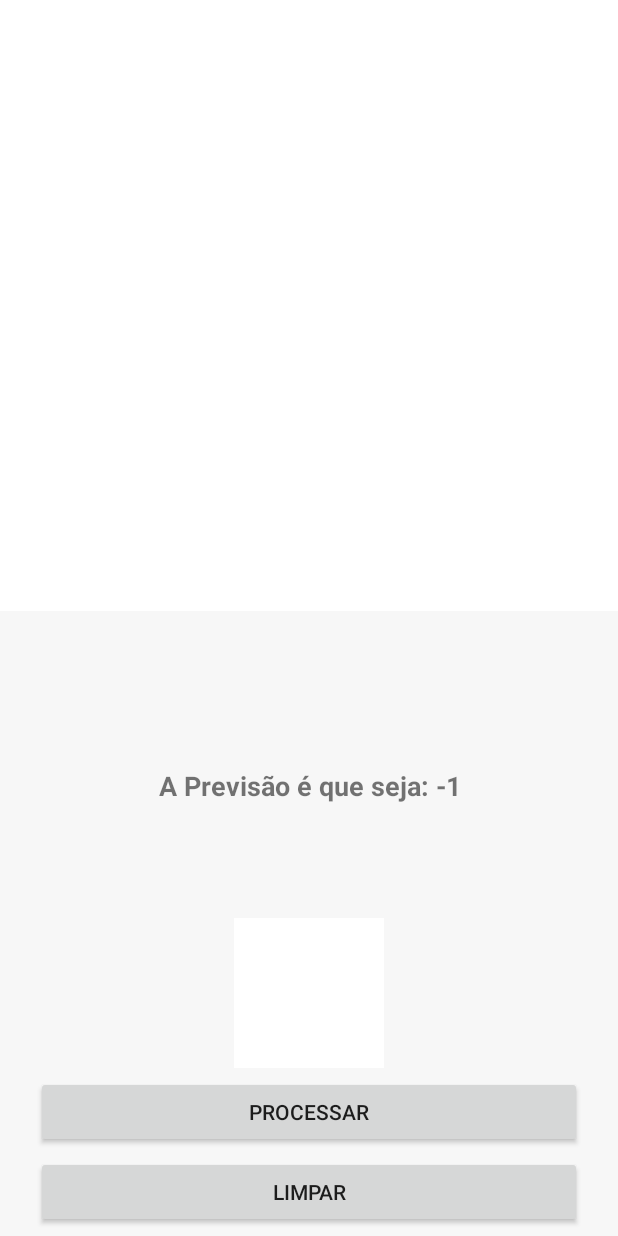
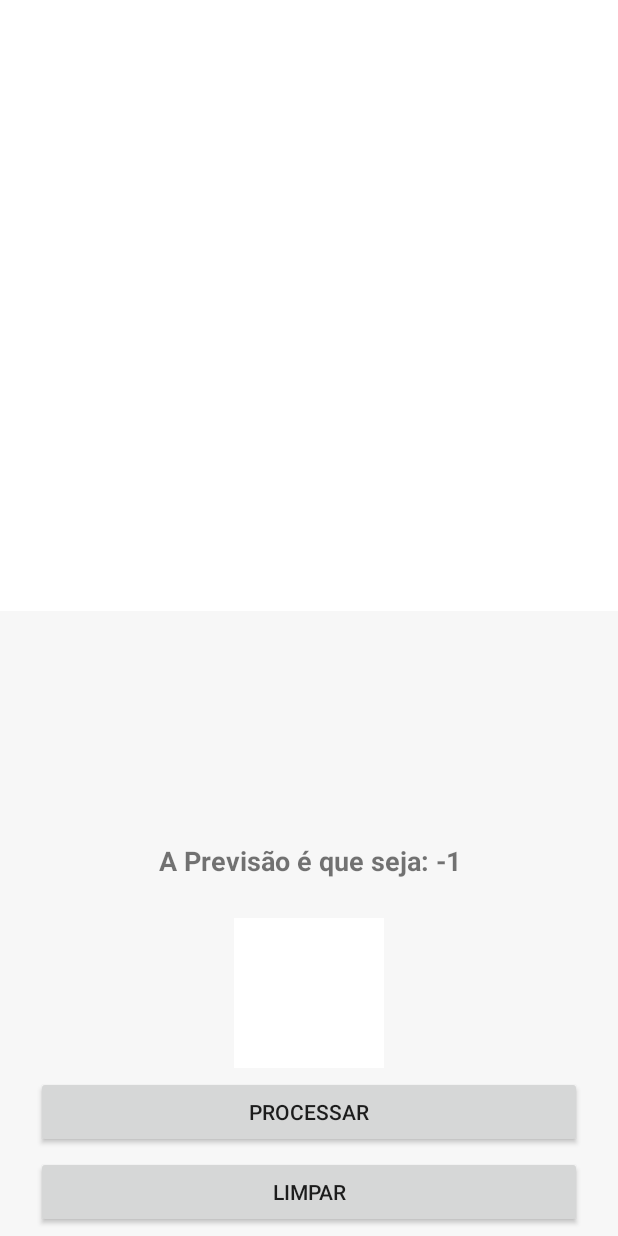
Before and after one commit to GustavoSantosCS/Character-Identification, an Android app: the screen it shows after launch (MainActivity), after a tap on "LIMPAR", on a phone screen of 412 x 824 dp. Run offline under Robolectric (Android 15) with nearby library versions, the phone set to English and light mode, and no system bars; libraries missing offline, so code that uses them is left out: org.tensorflow.lite; 1 statement that could not run was skipped; 1 other tap on this screen came first.

Commit message:
adiciona a apk

```diff
--- a/Android Projeto/app/src/main/java/com/example/character_identification/PaintView.java
+++ b/Android Projeto/app/src/main/java/com/example/character_identification/PaintView.java
@@ -164,7 +164,7 @@ public class PaintView extends View {
 
         float maxProb = 0.0f;
 
-        for (int i=0; i<probs.length; i++){
+        for (int i=0; i< probs.length; i++){
             if(probs[i] > maxProb){
                 maxProb = probs[i];
                 maxIds = i;
--- a/Android Projeto/app/src/main/res/layout/activity_main.xml
+++ b/Android Projeto/app/src/main/res/layout/activity_main.xml
@@ -62,14 +62,13 @@
         android:layout_width="0dp"
         android:layout_height="45dp"
         android:layout_marginStart="24dp"
-        android:layout_marginTop="456dp"
         android:layout_marginEnd="24dp"
+        android:layout_marginBottom="5dp"
         android:textAlignment="center"
         android:textSize="18sp"
         android:textStyle="bold"
         app:layout_constraintBottom_toTopOf="@+id/rederizado"
         app:layout_constraintEnd_toEndOf="parent"
-        app:layout_constraintStart_toStartOf="parent"
-        app:layout_constraintTop_toTopOf="parent" />
+        app:layout_constraintStart_toStartOf="parent" />
 
 </androidx.constraintlayout.widget.ConstraintLayout>
```
Also changed, not shown: 10 other files.
